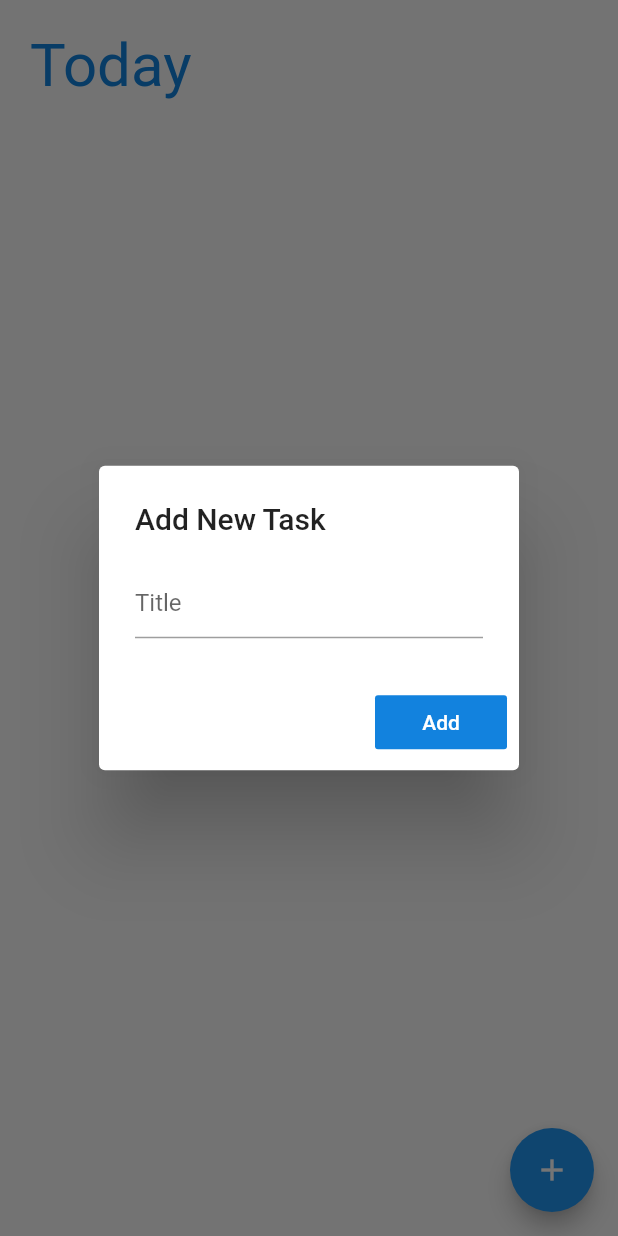
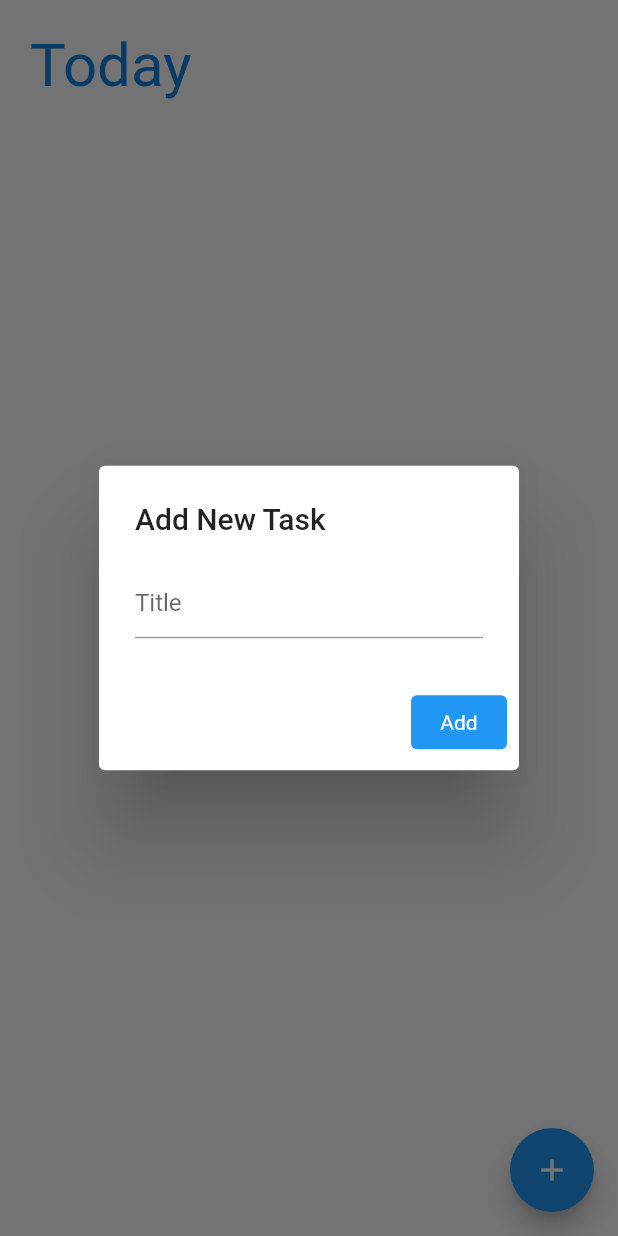
Before and after one commit to adisve/agile_dev_flutter_2022, a Flutter app: the screen it shows after launch, after a tap on the "add" icon, on a phone screen of 412 x 824 dp. Run offline on Flutter 3.47's test engine with Material 2 defaults, Android fonts, the phone set to English and light mode, and no system bars; our stand-ins replace drift; accounts and stored records are empty; generated files the repository leaves out were written again.

Commit message:
Fix deprecated member use of Flatbutton

```diff
--- a/lib/widgets/taskpage.dart
+++ b/lib/widgets/taskpage.dart
@@ -16,6 +16,10 @@ class TaskPage extends StatefulWidget {
 class _MyTaskPageState extends State<TaskPage> {
   late List<ToDoItemData> ToDoItemList = [];
   final MyDB = MyDatabase();
+  final ButtonStyle flatButtonStyle = TextButton.styleFrom(
+      backgroundColor: Colors.blue,
+      textStyle: TextStyle(color: Colors.white),
+      padding: EdgeInsets.all(8));
   String valueText = "";
   String toDoTitle = "";
   String toDoDescription = "";
@@ -47,7 +51,7 @@ class _MyTaskPageState extends State<TaskPage> {
   Widget build(BuildContext context) {
     return Scaffold(
         floatingActionButton: FloatingActionButton(
-          onPressed:() => createTask(context, controller) ,
+          onPressed: () => createTask(context, controller),
           child: Icon(Icons.add),
         ),
         body: Column(
@@ -82,23 +86,27 @@ class _MyTaskPageState extends State<TaskPage> {
         ));
   }
 
-  void createTask(BuildContext context, TextEditingController controller) async {
+  void createTask(
+      BuildContext context, TextEditingController controller) async {
     await showCreateToDoItem(context, controller);
-    if(toDoTitle == ""){
+    if (toDoTitle == "") {
       return;
     }
-    addToDoItems(ToDoItemData(id: Random.secure().nextInt(1234), title: toDoTitle));
+    addToDoItems(
+        ToDoItemData(id: Random.secure().nextInt(1234), title: toDoTitle));
     setState(() {
       toDoTitle = "";
     });
     updateScreen();
   }
 
-  Future<void> showCreateToDoItem(BuildContext context, TextEditingController controller) async {
-    return showDialog(context: context, builder: (context)
-    {return AlertDialog(
-      title: Text(
-        "Add New Task"),
+  Future<void> showCreateToDoItem(
+      BuildContext context, TextEditingController controller) async {
+    return showDialog(
+        context: context,
+        builder: (context) {
+          return AlertDialog(
+            title: Text("Add New Task"),
             content: TextField(
               keyboardType: TextInputType.multiline,
               onChanged: (value) {
@@ -110,11 +118,13 @@ class _MyTaskPageState extends State<TaskPage> {
               decoration: InputDecoration(hintText: "Title"),
             ),
             actions: [
-          FlatButton(
-            color: Color(0xff1282de),
-             child: Text("Add"),
-             textColor: Colors.white,
-             onPressed:(){
+              TextButton(
+                style: flatButtonStyle,
+                child: Text(
+                  "Add",
+                  style: TextStyle(color: Colors.white),
+                ),
+                onPressed: () {
                   setState(() {
                     toDoTitle = valueText;
                     controller.clear();
@@ -127,7 +137,7 @@ class _MyTaskPageState extends State<TaskPage> {
         });
   }
 
-  void addToDoItems(ToDoItemData toDoItemData) async{
+  void addToDoItems(ToDoItemData toDoItemData) async {
     await MyDB.inserToDoItem(toDoItemData.toCompanion(false));
   }
 
@@ -140,10 +150,6 @@ class _MyTaskPageState extends State<TaskPage> {
       setState(() {
         ToDoItemList = temp;
       });
-    } );
+    });
   }
-
-
-
-
 }
```
Lines whose indentation alone changed are shown as unchanged.
